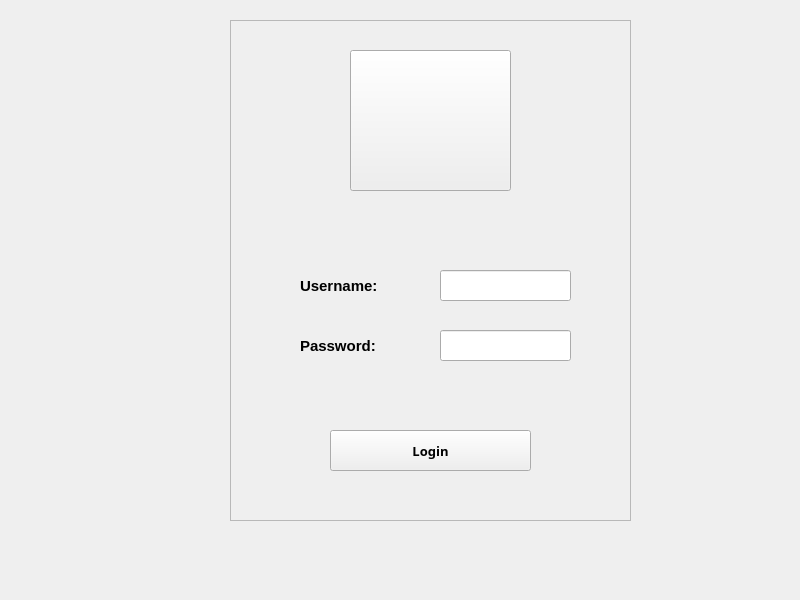
First picture: the form in loginpage.ui, repository Pouya3/farm-project, before the edit.
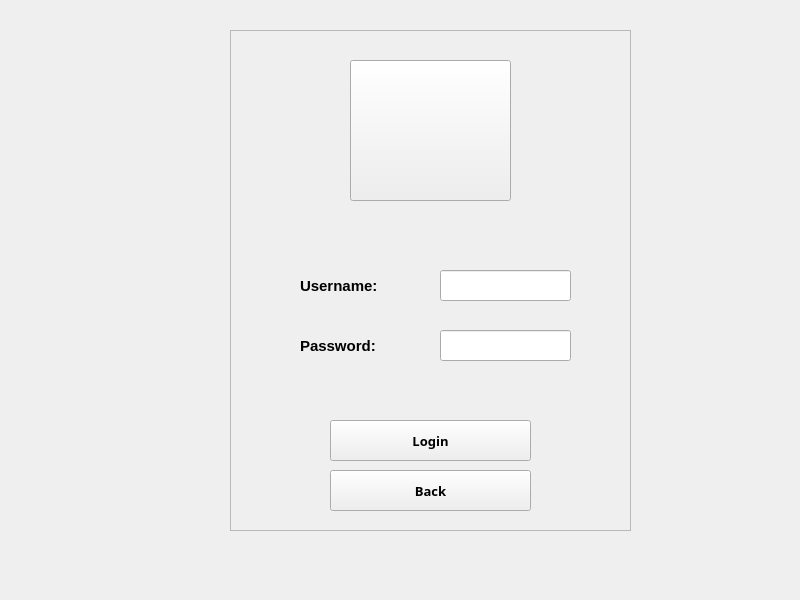
Second picture: the form after the edit.

Commit message: make back button in login and signup pages

Diff of the .ui file:
```diff
--- a/loginpage.ui
+++ b/loginpage.ui
@@ -18,7 +18,7 @@
     <property name="geometry">
      <rect>
       <x>230</x>
-      <y>20</y>
+      <y>30</y>
       <width>401</width>
       <height>501</height>
      </rect>
@@ -33,7 +33,7 @@
      <property name="geometry">
       <rect>
        <x>70</x>
-       <y>250</y>
+       <y>240</y>
        <width>101</width>
        <height>31</height>
       </rect>
@@ -53,7 +53,7 @@
      <property name="geometry">
       <rect>
        <x>70</x>
-       <y>310</y>
+       <y>300</y>
        <width>111</width>
        <height>31</height>
       </rect>
@@ -73,7 +73,7 @@
      <property name="geometry">
       <rect>
        <x>210</x>
-       <y>250</y>
+       <y>240</y>
        <width>131</width>
        <height>31</height>
       </rect>
@@ -83,7 +83,7 @@
      <property name="geometry">
       <rect>
        <x>210</x>
-       <y>310</y>
+       <y>300</y>
        <width>131</width>
        <height>31</height>
       </rect>
@@ -96,7 +96,7 @@
      <property name="geometry">
       <rect>
        <x>100</x>
-       <y>410</y>
+       <y>390</y>
        <width>201</width>
        <height>41</height>
       </rect>
@@ -126,6 +126,27 @@
       <string/>
      </property>
     </widget>
+    <widget class="QPushButton" name="pushButton_l_2">
+     <property name="geometry">
+      <rect>
+       <x>100</x>
+       <y>440</y>
+       <width>201</width>
+       <height>41</height>
+      </rect>
+     </property>
+     <property name="font">
+      <font>
+       <family>ONE DAY</family>
+       <pointsize>10</pointsize>
+       <weight>75</weight>
+       <bold>true</bold>
+      </font>
+     </property>
+     <property name="text">
+      <string>Back</string>
+     </property>
+    </widget>
    </widget>
   </widget>
  </widget>
```
The commit also changes 6 other files.
